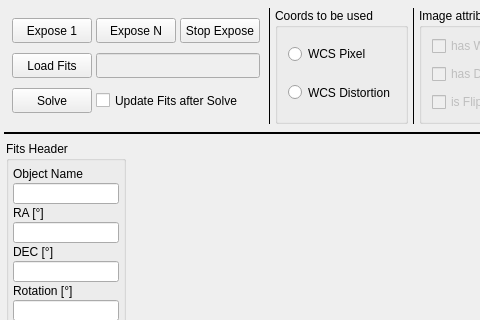
The window that mw4/gui/widgets/image.ui (mworion/MountWizzard4) describes before a commit, drawn with Qt 5; both pictures show x 0 to 480 and y 0 to 320 of the 800 by 600 pixel window.
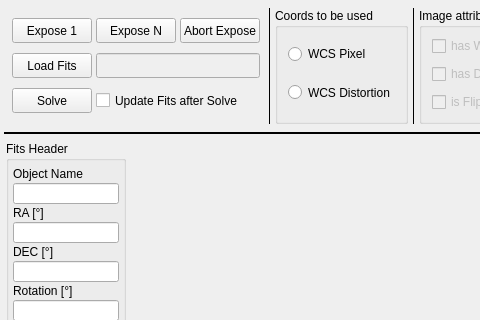
The same window after the commit.

Commit message: added abort function

The edit to the form file:
```diff
--- a/mw4/gui/widgets/image.ui
+++ b/mw4/gui/widgets/image.ui
@@ -173,7 +173,7 @@
           </size>
          </property>
          <property name="text">
-          <string>Stop Expose</string>
+          <string>Abort Expose</string>
          </property>
         </widget>
        </item>
```
Left out of the diff: 2 changed lines with no effect on the pictures. The commit also changes 3 other files.
